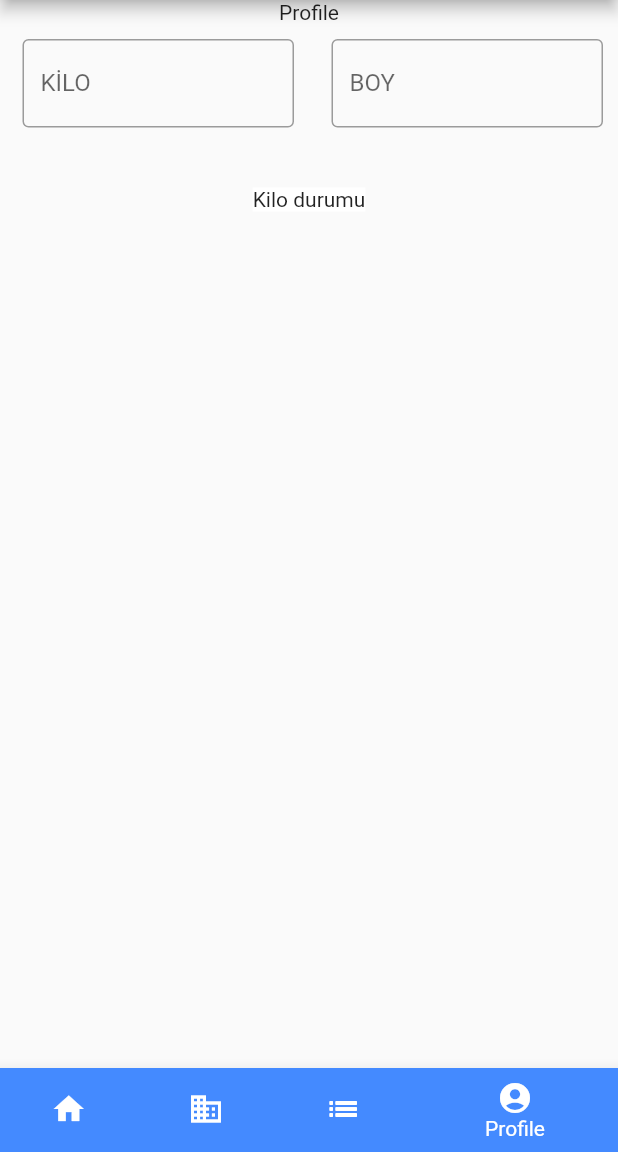
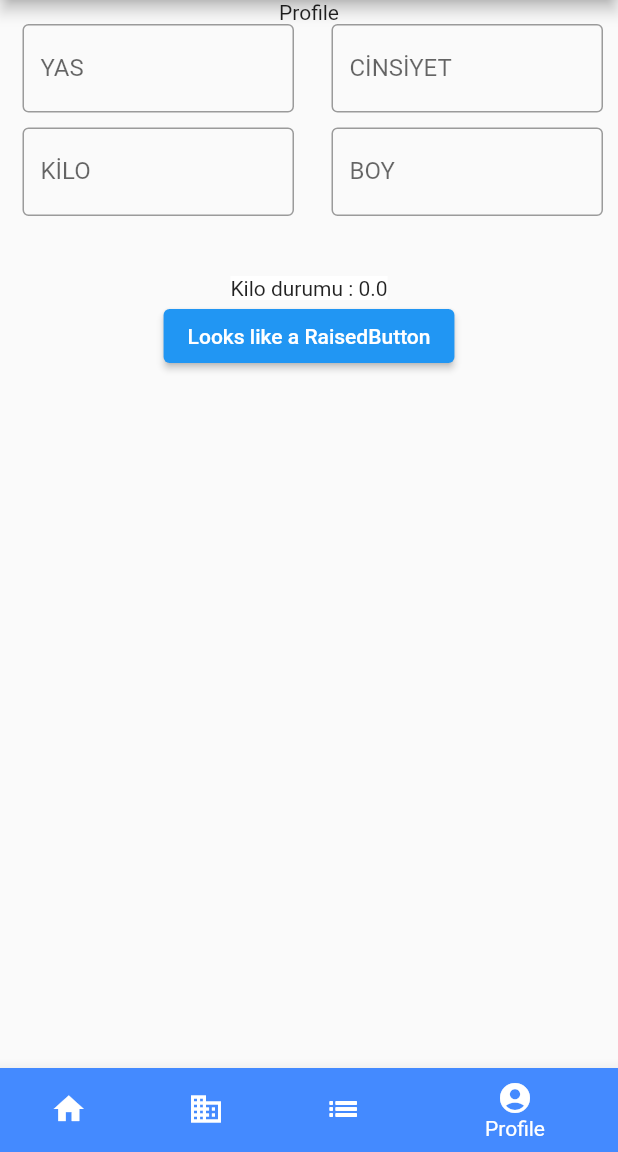
Before and after one commit to dursungul/health, a Flutter app: the screen it shows after launch, item 4 of the bottom bar chosen, on a phone screen of 412 x 824 dp, the part 84-1236 px from its top. Run offline on Flutter 3.47's test engine with Material 2 defaults, Android fonts, the phone set to English and light mode, and no system bars.

Commit message:
3mart saat 02.00 ilerleme

```diff
--- a/lib/pages/vki_page.dart
+++ b/lib/pages/vki_page.dart
@@ -12,12 +12,41 @@ class VkiHesapla extends StatefulWidget {
 class _VkiHesaplaState extends State<VkiHesapla> {
   TextEditingController kiloController = new TextEditingController();
   TextEditingController boyController = new TextEditingController();
+  TextEditingController yasController = new TextEditingController();
+  TextEditingController cinsController = new TextEditingController();
+
+  int sayi = 5;
+  double kilo = 0;
+  double boy = 0;
+  double vki = 0;
+  int yas = 0;
+  String cins = "";
+  int kiloclass = 0;
+
+  void Hesapla() {
+    setState(() {
+      kilo = double.parse(kiloController.value.text);
+      boy = double.parse(boyController.value.text);
+      yas = int.parse(yasController.value.text);
+      cins = cinsController.value.text;
+      vki = Kiloindexhesapla(boy, kilo);
+      kiloclass = KiloClassBul(vki);
+      print("kilo: " + kilo.toString());
+    });
+  }
 
   @override
   Widget build(BuildContext context) {
     return Column(
       children: [
         Text("Profile"),
+        Row(
+          //   mainAxisAlignment: MainAxisAlignment.spaceBetween,
+          children: [
+            inputAlan("YAS", yasController),
+            inputAlan("CİNSİYET", cinsController)
+          ],
+        ),
         SizedBox(
           height: 10,
         ),
@@ -39,10 +68,20 @@ class _VkiHesaplaState extends State<VkiHesapla> {
           height: 30,
         ),
         Container(
-          child: Text("Kilo durumu"),
+          child: Text("Kilo durumu : " + "$vki"),
           color: Colors.white,
         ),
+        ElevatedButton(
+          onPressed: () {
+            Hesapla();
+          },
+          child: Text('Looks like a RaisedButton'),
+        )
       ],
     );
   }
 }
+
+int Numberop(int num) {
+  return num * 2;
+}
```
